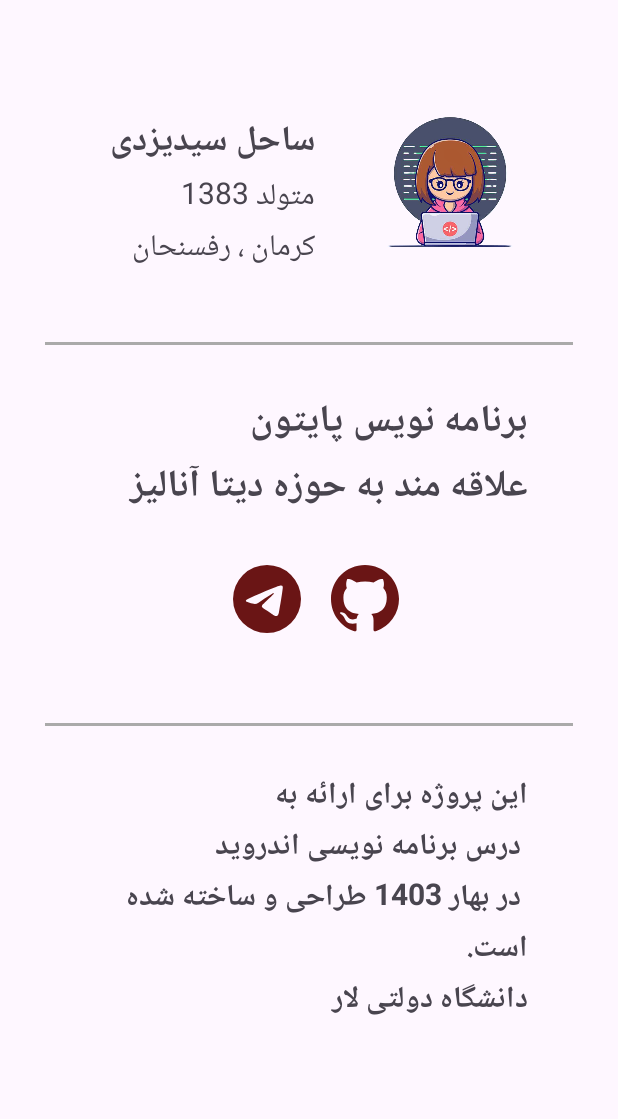
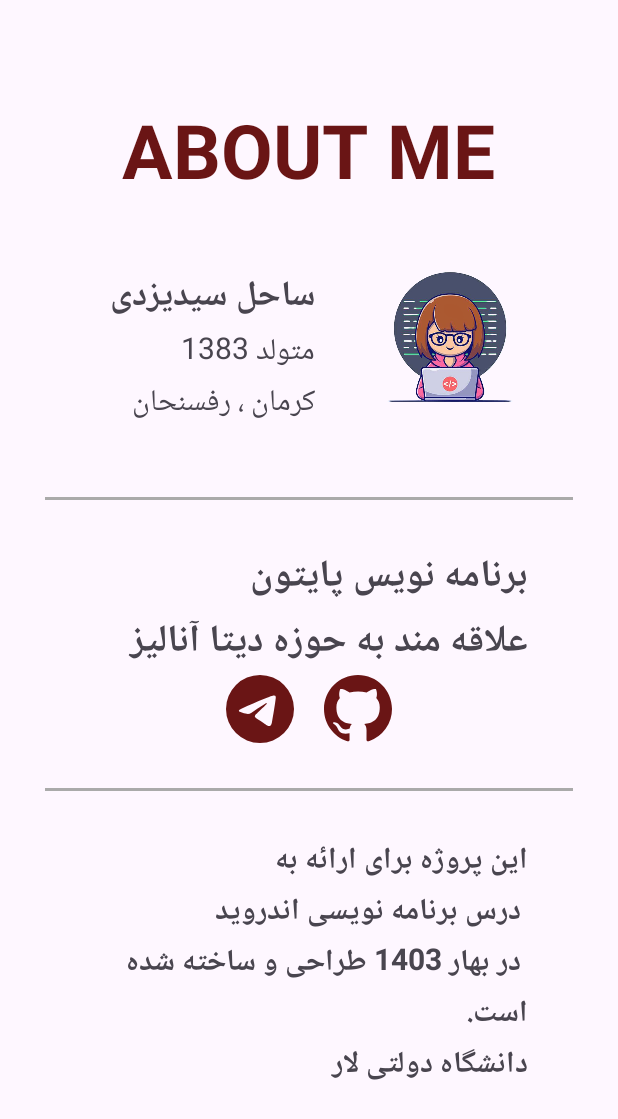
Before and after one commit to Seyedsahel/easy_learn, an Android app: the AboutUsActivity screen opened directly, with no data from a screen before it, after a tap on an icon or button, on a phone screen of 412 x 824 dp. Shown: the top 1119 px of the screen. Run offline under Robolectric (Android 15) with nearby library versions, the phone set to English and light mode, and no system bars.

Commit message:
update navigation and about us

```diff
--- a/app/src/main/java/com/example/myapplication/AboutUsActivity.java
+++ b/app/src/main/java/com/example/myapplication/AboutUsActivity.java
@@ -39,7 +39,7 @@ public class AboutUsActivity extends AppCompatActivity {
         telegram.setOnClickListener(new View.OnClickListener() {
             @Override
             public void onClick(View v) {
-                String url = "https://github.com/Seyedsahel/easy_learn";
+                String url = "https://t.me/Morss_7";
                 Intent intent = new Intent(Intent.ACTION_VIEW, Uri.parse(url));
                 startActivity(intent);
 
--- a/app/src/main/java/com/example/myapplication/MainActivity.java
+++ b/app/src/main/java/com/example/myapplication/MainActivity.java
@@ -178,7 +178,6 @@ public class MainActivity extends AppCompatActivity  implements NavigationView.O
        if (item.getTitle().equals("dark mode")){
            toggleSetting();
        } else if (item.getTitle().equals("About Us")) {
-           Toast.makeText(MainActivity.this , "به برنامه EASY LEARN خوش آمدید" , Toast.LENGTH_LONG).show();
            Intent intent = new Intent(MainActivity.this,AboutUsActivity.class);
            startActivity(intent);
 
--- a/app/src/main/res/layout/activity_about_us.xml
+++ b/app/src/main/res/layout/activity_about_us.xml
@@ -6,8 +6,17 @@
     android:layout_width="match_parent"
     android:layout_height="match_parent"
     android:orientation="vertical"
+    android:gravity="center"
     android:layout_margin="30dp"
     tools:context=".AboutUsActivity">
+
+    <TextView
+        android:layout_width="wrap_content"
+        android:layout_height="wrap_content"
+        android:text="ABOUT ME"
+        android:textSize="50sp"
+        android:textStyle="bold"
+        android:textColor="#6A1515"></TextView>
 
 
     <LinearLayout
@@ -15,6 +24,7 @@
         android:layout_height="wrap_content"
         android:orientation="horizontal"
         >
+
         <LinearLayout
             android:layout_width="wrap_content"
             android:layout_height="wrap_content"
@@ -76,8 +86,9 @@
         <LinearLayout
             android:layout_width="wrap_content"
             android:layout_height="wrap_content"
-            android:layout_marginHorizontal="85dp"
-            android:layout_marginVertical="30dp"
+            android:layout_marginHorizontal="8dp"
+            android:gravity="center"
+            android:layout_gravity="center"
             >
             <ImageView
                 android:layout_marginHorizontal="10dp"
```
